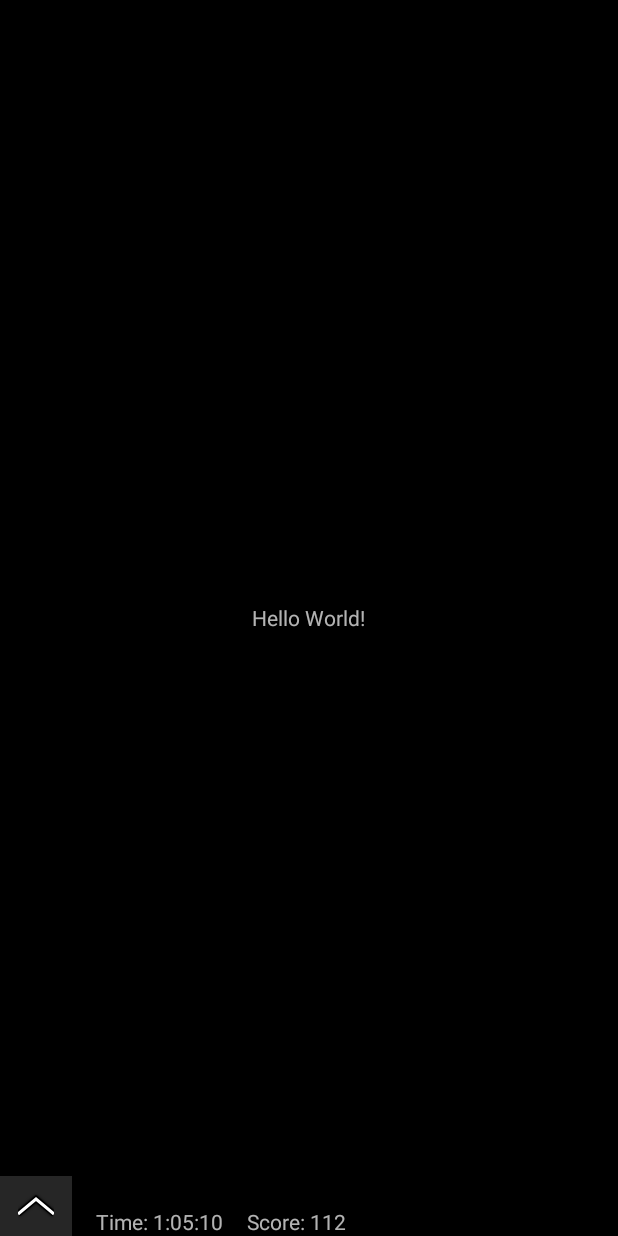
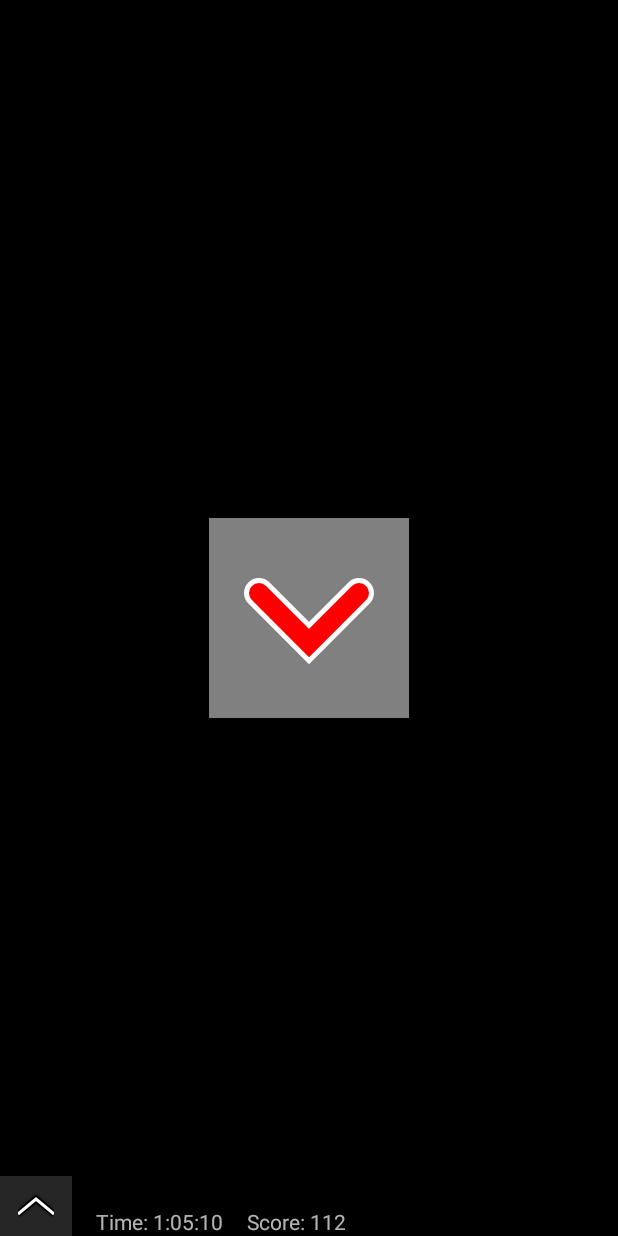
Before and after one commit to arsenioo/BottomSheetMenuExample, an Android app: the screen it shows after launch (MainActivity), on a phone screen of 412 x 824 dp. Run offline under Robolectric (Android 15) with nearby library versions, the phone set to English and light mode, and no system bars; our stand-ins replace FlexboxLayout; 1 statement that could not run was skipped.

Commit message:
DynamicArrowView ready (TODO: move it from MainActivity)

```diff
--- a/app/src/main/java/com/example/bottomsheetmenuexample/MainActivity.java
+++ b/app/src/main/java/com/example/bottomsheetmenuexample/MainActivity.java
@@ -1,17 +1,27 @@
 package com.example.bottomsheetmenuexample;
 
+import android.content.Context;
+import android.graphics.Canvas;
+import android.graphics.Paint;
+import android.graphics.Path;
 import android.os.Bundle;
+import android.os.SystemClock;
+import android.view.Gravity;
 import android.view.View;
 import android.view.ViewGroup;
+import android.widget.FrameLayout;
 import android.widget.Toast;
 
 import androidx.appcompat.app.AppCompatActivity;
 import androidx.appcompat.app.AppCompatDelegate;
 
+import java.util.Random;
+
 public class MainActivity extends AppCompatActivity {
 
     ViewGroup rootLayout;
     CustomMenuV3 mMenu;
+    DynamicArrowView testArrow;
 
     @Override
     protected void onCreate(Bundle savedInstanceState) {
@@ -19,6 +29,15 @@ public class MainActivity extends AppCompatActivity {
         AppCompatDelegate.setCompatVectorFromResourcesEnabled(true);
         setContentView(R.layout.activity_main);
         rootLayout = findViewById(android.R.id.content);
+        testArrow = new DynamicArrowView(this);
+        FrameLayout.LayoutParams lp = new FrameLayout.LayoutParams(200, 200, Gravity.CENTER);
+        testArrow.setBackgroundColor(0xFF808080);
+        testArrow.setInnerColor(0xFFFF0000);
+        testArrow.setInnerWidth(20.0f);
+        testArrow.setOuterColor(0xFFFFFFFF);
+        testArrow.setOuterWidth(30.0f);
+        testArrow.setArrowPhase(1f);
+        rootLayout.addView(testArrow, lp);
         createMenu();
     }
 
@@ -40,7 +59,89 @@ public class MainActivity extends AppCompatActivity {
     public void onSeventhButtonClick(View v){Toast.makeText(this, "Debug", Toast.LENGTH_LONG).show();}
     public void onExitButtonClick(View v)
     {
-        finish();
+        testArrow.setArrowPhase((SystemClock.currentThreadTimeMillis() % 20) / 19.0f);
+        testArrow.invalidate();
     }
 
+    class DynamicArrowView extends View {
+        private Paint arrowPaint = new Paint();
+        private Path arrowPath = new Path();
+        private float innerWidth;
+        private float outerWidth;
+        private float arrowPhase;
+        private int innerColor;
+        private int outerColor;
+
+        public DynamicArrowView(Context context) {
+            super(context);
+            arrowPaint.setStyle(Paint.Style.STROKE);
+            arrowPaint.setStrokeCap(Paint.Cap.ROUND);
+        }
+
+        void setInnerWidth(float width)
+        {
+            innerWidth = width;
+        }
+
+        void setOuterWidth(float width)
+        {
+            outerWidth = width;
+        }
+
+        void setArrowPhase(float phase)
+        {
+            arrowPhase = phase;
+            recalculatePath();
+        }
+
+        void setInnerColor(int color)
+        {
+            innerColor = color;
+        }
+
+        void setOuterColor(int color)
+        {
+            outerColor = color;
+        }
+
+        void recalculatePath()
+        {
+            final float sizeX = getWidth() / 2.0f;
+            final float sizeY = getHeight() / 4.0f;
+
+            final float y1 = (getHeight() - sizeY) / 2.0f;
+            final float x1 = (getWidth() - sizeX) / 2.0f;
+            final float x2 = x1 + sizeX / 2.0f;
+            final float x3 = x1 + sizeX;
+            final float phase = (float) Math.sin(Math.PI / 2.0f * arrowPhase); //for better "bird" rotation simulation
+            final float yEnds = y1 + sizeY * (1 - phase);
+            final float yCenter = y1 + sizeY * phase;
+            arrowPath.rewind();
+            arrowPath.moveTo(x1, yEnds);
+            arrowPath.lineTo(x2, yCenter);
+            arrowPath.lineTo(x3, yEnds);
+        }
+
+        @Override
+        protected void onSizeChanged(int w, int h, int oldw, int oldh) {
+            super.onSizeChanged(w, h, oldw, oldh);
+            recalculatePath();
+        }
+
+        protected void onDraw(Canvas canvas) {
+            super.onDraw(canvas);
+
+            if (outerColor != 0) {
+                arrowPaint.setColor(outerColor);
+                arrowPaint.setStrokeWidth(outerWidth);
+                canvas.drawPath(arrowPath, arrowPaint);
+            }
+
+            if (innerColor != 0) {
+                arrowPaint.setColor(innerColor);
+                arrowPaint.setStrokeWidth(innerWidth);
+                canvas.drawPath(arrowPath, arrowPaint);
+            }
+        }
+    }
 }
```
